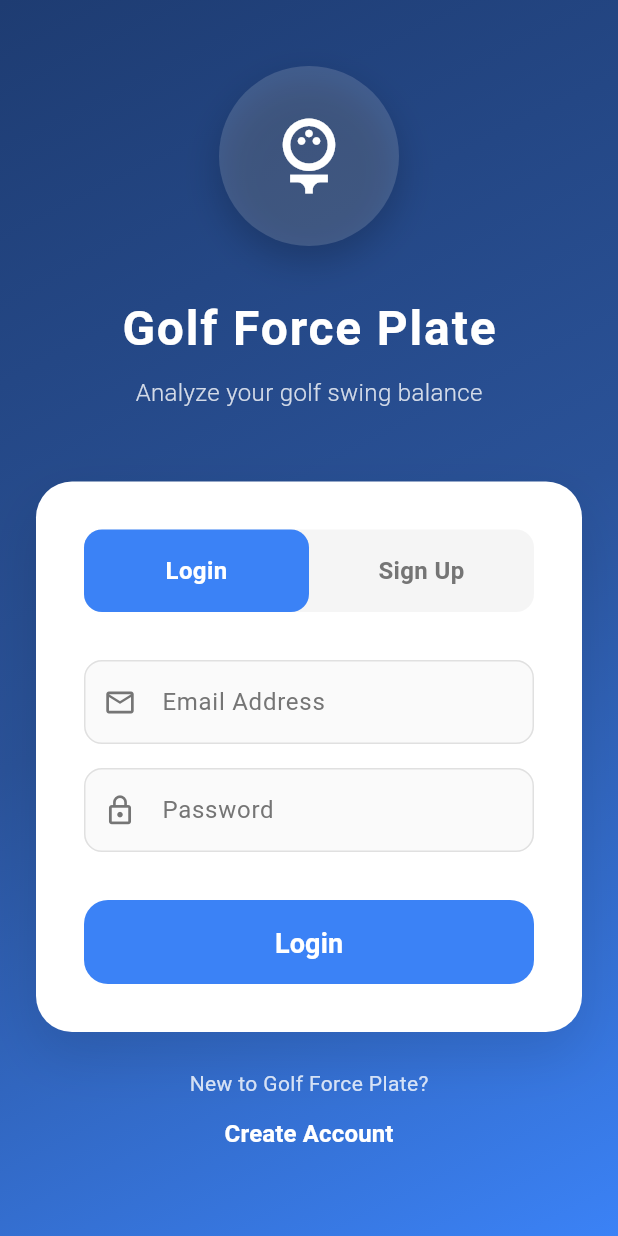
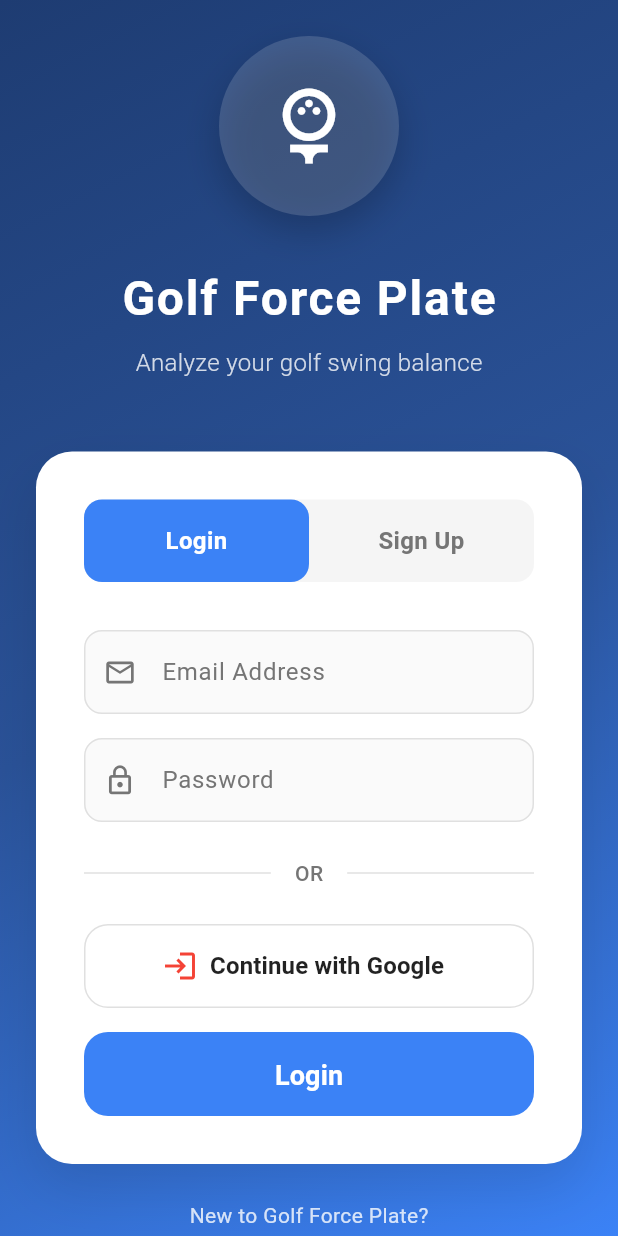
Before and after one commit to Lop2003/presuremat-app, a Flutter app: the screen it shows after launch, on a phone screen of 412 x 824 dp. Run offline on Flutter 3.47's test engine with Material 3 defaults, Android fonts, the phone set to English and light mode, and no system bars; our stand-ins replace cloud_firestore, firebase_auth, firebase_core, fl_chart, google_sign_in; accounts and stored records are empty.

Commit message:
add google login

```diff
--- a/lib/screens/auth_screen.dart
+++ b/lib/screens/auth_screen.dart
@@ -1,6 +1,7 @@
 import 'package:flutter/material.dart';
 import 'package:firebase_auth/firebase_auth.dart';
 import 'package:cloud_firestore/cloud_firestore.dart';
+import 'package:google_sign_in/google_sign_in.dart';
 
 class AuthScreen extends StatefulWidget {
   const AuthScreen({super.key});
@@ -19,6 +20,7 @@ class _AuthScreenState extends State<AuthScreen>
   bool _isLoading = false;
   late AnimationController _animationController;
   late Animation<double> _fadeAnimation;
+  final GoogleSignIn _googleSignIn = GoogleSignIn();
 
   @override
   void initState() {
@@ -90,6 +92,56 @@ class _AuthScreenState extends State<AuthScreen>
         if (mounted) {
           setState(() => _isLoading = false);
         }
+      }
+    }
+  }
+
+  Future<void> _signInWithGoogle() async {
+    setState(() => _isLoading = true);
+
+    try {
+      final GoogleSignInAccount? googleUser = await _googleSignIn.signIn();
+      if (googleUser == null) {
+        setState(() => _isLoading = false);
+        return;
+      }
+
+      final GoogleSignInAuthentication googleAuth = await googleUser.authentication;
+      final credential = GoogleAuthProvider.credential(
+        accessToken: googleAuth.accessToken,
+        idToken: googleAuth.idToken,
+      );
+
+      final UserCredential userCredential = await FirebaseAuth.instance
+          .signInWithCredential(credential);
+
+      // เก็บข้อมูลผู้ใช้ใน Firestore ถ้าเป็นผู้ใช้ใหม่
+      if (userCredential.additionalUserInfo?.isNewUser == true) {
+        await FirebaseFirestore.instance
+            .collection('users')
+            .doc(userCredential.user!.uid)
+            .set({
+          'username': googleUser.displayName ?? 'Google User',
+          'email': googleUser.email,
+          'photoUrl': googleUser.photoUrl,
+        });
+      }
+    } catch (error) {
+      if (mounted) {
+        ScaffoldMessenger.of(context).showSnackBar(
+          SnackBar(
+            content: Text('Google Sign-In failed: ${error.toString()}'),
+            backgroundColor: Colors.redAccent,
+            behavior: SnackBarBehavior.floating,
+            shape: RoundedRectangleBorder(
+              borderRadius: BorderRadius.circular(12),
+            ),
+          ),
+        );
+      }
+    } finally {
+      if (mounted) {
+        setState(() => _isLoading = false);
       }
     }
   }
@@ -315,7 +367,65 @@ class _AuthScreenState extends State<AuthScreen>
                                 },
                                 onSaved: (value) => _userPassword = value!,
                               ),
-                              const SizedBox(height: 32),
+                              const SizedBox(height: 24),
+
+                              // Divider
+                              Row(
+                                children: [
+                                  Expanded(
+                                    child: Divider(
+                                      color: Colors.grey[300],
+                                      thickness: 1,
+                                    ),
+                                  ),
+                                  Padding(
+                                    padding: const EdgeInsets.symmetric(horizontal: 16),
+                                    child: Text(
+                                      'OR',
+                                      style: TextStyle(
+                                        color: Colors.grey[600],
+                                        fontWeight: FontWeight.w500,
+                                      ),
+                                    ),
+                                  ),
+                                  Expanded(
+                                    child: Divider(
+                                      color: Colors.grey[300],
+                                      thickness: 1,
+                                    ),
+                                  ),
+                                ],
+                              ),
+                              const SizedBox(height: 24),
+
+                              // Google Sign-In Button
+                              Container(
+                                height: 56,
+                                child: OutlinedButton.icon(
+                                  onPressed: _isLoading ? null : _signInWithGoogle,
+                                  icon: const Icon(
+                                    Icons.login,
+                                    color: Colors.red,
+                                    size: 24,
+                                  ),
+                                  label: const Text(
+                                    'Continue with Google',
+                                    style: TextStyle(
+                                      fontSize: 16,
+                                      fontWeight: FontWeight.w600,
+                                    ),
+                                  ),
+                                  style: OutlinedButton.styleFrom(
+                                    foregroundColor: Colors.black87,
+                                    side: BorderSide(color: Colors.grey[300]!),
+                                    shape: RoundedRectangleBorder(
+                                      borderRadius: BorderRadius.circular(16),
+                                    ),
+                                    backgroundColor: Colors.white,
+                                  ),
+                                ),
+                              ),
+                              const SizedBox(height: 16),
 
                               // Submit Button
                               Container(
```
Also changed, not shown: pubspec.yaml (+4 -4 lines), pubspec.lock, 4 other files.
